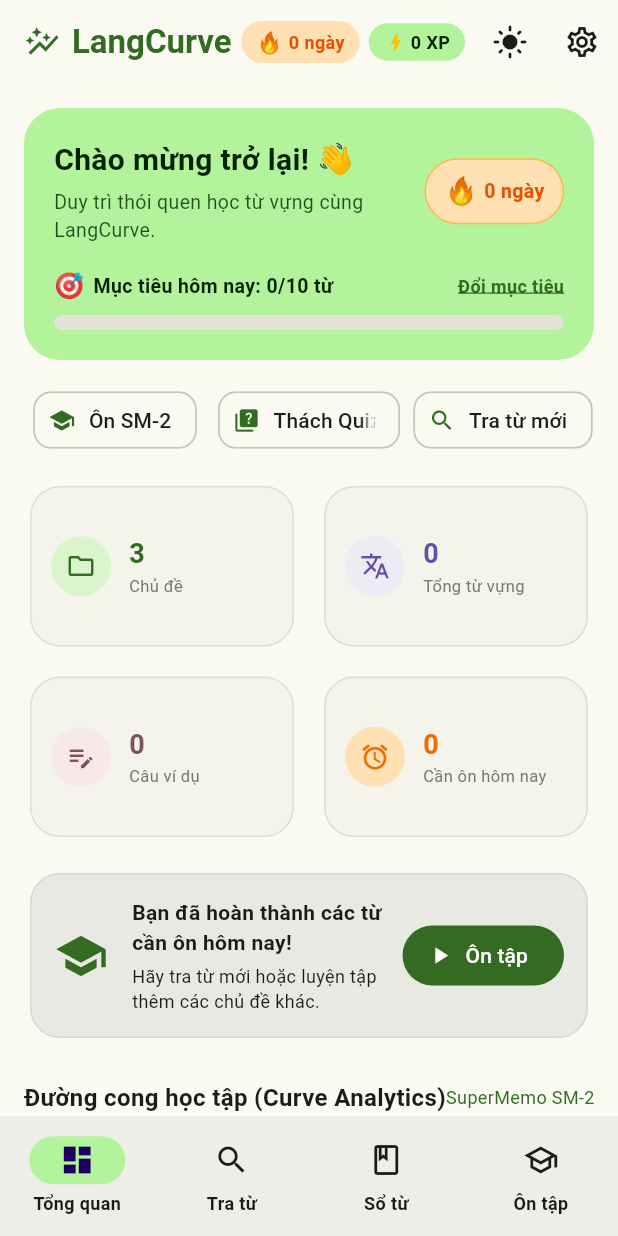
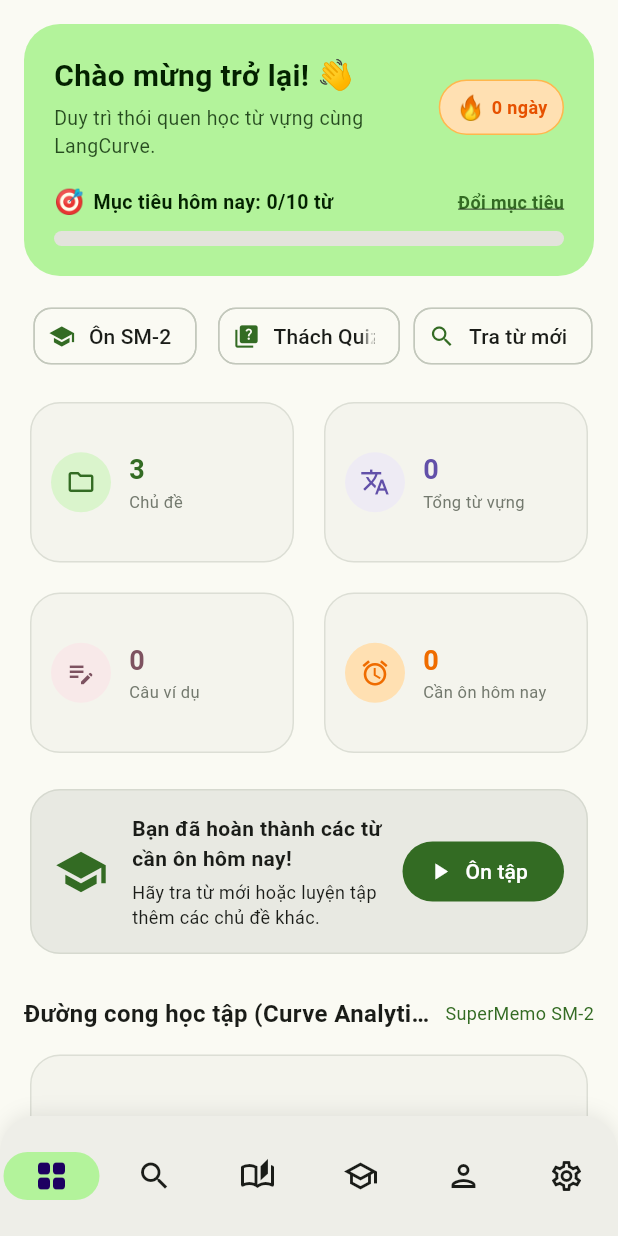
Before and after one commit to novellized/langcurve, a Flutter app: the screen it shows after launch, on a phone screen of 412 x 824 dp. Run offline on Flutter 3.47's test engine with Material 3 defaults, Android fonts, the phone set to English and light mode, and no system bars; our stand-ins replace fl_chart, shared_preferences, sqflite, sqflite_common_ffi; accounts and stored records are empty; network calls fail.

Commit message:
feat(app): redesign navigation layout, dynamic BBC video scraping, and profile integration
- Migrate BBC video sync service to scrape live YouTube channel page and fetch titles via noembed API
- Redesign `AdaptiveHomeScaffold` by removing top `AppBar`, hiding navigation labels, and adding Profile and Settings tabs
- Add `ProfileView` and convert settings dialog into dedicated `SettingsView`
- Improve layout robustness in Dashboard with `Expanded` widgets and `TextOverflow.ellipsis`
- Add empty state handling with reconnect action for the BBC video feed
- Update test database schema and smoke test assertions for `AdaptiveHomeScaffold`

```diff
--- a/lib/modules/dashboard/views/dashboard_view.dart
+++ b/lib/modules/dashboard/views/dashboard_view.dart
@@ -172,6 +172,8 @@
                     const SizedBox(height: 4),
                     Text(
                       'Duy trì thói quen học từ vựng cùng LangCurve.',
+                      maxLines: 2,
+                      overflow: TextOverflow.ellipsis,
                       style: TextStyle(
                         fontSize: 13,
                         color: colorScheme.onPrimaryContainer.withValues(alpha: 0.8),
@@ -180,10 +182,11 @@
                   ],
                 ),
               ),
+              const SizedBox(width: 8),
 
               // Streak Badge
               Container(
-                padding: const EdgeInsets.symmetric(horizontal: 12, vertical: 8),
+                padding: const EdgeInsets.symmetric(horizontal: 10, vertical: 6),
                 decoration: BoxDecoration(
                   color: Colors.orange.shade100,
                   borderRadius: BorderRadius.circular(30),
@@ -192,13 +195,13 @@
                 child: Row(
                   mainAxisSize: MainAxisSize.min,
                   children: [
-                    const Text('🔥', style: TextStyle(fontSize: 18)),
+                    const Text('🔥', style: TextStyle(fontSize: 16)),
                     const SizedBox(width: 4),
                     Text(
                       '$streak ngày',
                       style: TextStyle(
                         fontWeight: FontWeight.bold,
-                        fontSize: 13,
+                        fontSize: 12,
                         color: Colors.orange.shade900,
                       ),
                     ),
@@ -213,19 +216,24 @@
           Row(
             mainAxisAlignment: MainAxisAlignment.spaceBetween,
             children: [
-              Row(
+              Expanded(
+                child: Row(
                   children: [
                     const Text('🎯', style: TextStyle(fontSize: 16)),
                     const SizedBox(width: 6),
-                  Text(
+                    Expanded(
+                      child: Text(
                         'Mục tiêu hôm nay: $todayCount/$dailyGoal từ',
+                        overflow: TextOverflow.ellipsis,
                         style: TextStyle(
                           fontSize: 13,
                           fontWeight: FontWeight.w600,
                           color: colorScheme.onPrimaryContainer,
                         ),
                       ),
+                    ),
                   ],
+                ),
               ),
               InkWell(
                 onTap: _showEditDailyGoalDialog,
@@ -439,14 +447,18 @@
         Row(
           mainAxisAlignment: MainAxisAlignment.spaceBetween,
           children: [
-            Text(
+            Expanded(
+              child: Text(
                 'Đường cong học tập (Curve Analytics)',
+                overflow: TextOverflow.ellipsis,
                 style: TextStyle(
                   fontSize: 16,
                   fontWeight: FontWeight.bold,
                   color: colorScheme.onSurface,
                 ),
               ),
+            ),
+            const SizedBox(width: 8),
             Text(
               'SuperMemo SM-2',
               style: TextStyle(fontSize: 12, color: colorScheme.primary),
@@ -530,21 +542,25 @@
       crossAxisAlignment: CrossAxisAlignment.start,
       children: [
         Row(
-          mainAxisAlignment: MainAxisAlignment.spaceBetween,
           children: [
-            Row(
+            Expanded(
+              child: Row(
                 children: [
                   const Icon(Icons.ondemand_video, size: 20, color: Colors.red),
                   const SizedBox(width: 8),
-                Text(
+                  Expanded(
+                    child: Text(
                       'Bài học BBC Learning English mới nhất',
+                      overflow: TextOverflow.ellipsis,
                       style: TextStyle(
                         fontSize: 16,
                         fontWeight: FontWeight.bold,
                         color: colorScheme.onSurface,
                       ),
                     ),
+                  ),
                 ],
+              ),
             ),
             IconButton(
               icon: const Icon(Icons.refresh, size: 18),
@@ -554,6 +570,28 @@
           ],
         ),
         const SizedBox(height: 12),
+        if (_videos.isEmpty)
+          Card(
+            child: Padding(
+              padding: const EdgeInsets.all(24.0),
+              child: Center(
+                child: Column(
+                  children: [
+                    Icon(Icons.video_library, size: 40, color: colorScheme.outline),
+                    const SizedBox(height: 8),
+                    const Text('Chưa có bài học BBC mới.'),
+                    const SizedBox(height: 8),
+                    OutlinedButton.icon(
+                      icon: const Icon(Icons.refresh, size: 16),
+                      label: const Text('Thử kết nối lại'),
+                      onPressed: () => _loadDashboardData(forceRefreshVideos: true),
+                    ),
+                  ],
+                ),
+              ),
+            ),
+          )
+        else
           ListView.separated(
             shrinkWrap: true,
             physics: const NeverScrollableScrollPhysics(),
--- a/lib/modules/videos/services/bbc_video_sync_service.dart
+++ b/lib/modules/videos/services/bbc_video_sync_service.dart
@@ -2,50 +2,35 @@
 import 'package:http/http.dart' as http;
 import 'package:shared_preferences/shared_preferences.dart';
 import 'package:url_launcher/url_launcher.dart';
-import 'package:xml/xml.dart';
 import '../models/bbc_video_item.dart';
 
 class BbcVideoSyncService {
   final http.Client _client;
   SharedPreferences? _prefs;
 
-  static const String rssUrl =
-      'https://www.youtube.com/feeds/videos.xml?playlist_id=UULFHaHD477h-FeBbVh9Sh7syA';
-
+  static const String _channelPageUrl = 'https://www.youtube.com/@bbclearningenglish/videos';
   static const String _prefCacheKey = 'bbc_videos_cache_json';
   static const String _prefSyncTimeKey = 'bbc_videos_last_sync_time';
   static const Duration syncInterval = Duration(hours: 1);
 
-  static final List<BbcVideoItem> fallbackVideos = [
-    BbcVideoItem(
-      id: 'ut3b9qDHvEQ',
-      title: 'Children in war zones ⏲️ 6 Minute English - BBC Learning English',
-      desc: 'Khoa học từ vựng và chủ đề thời sự qua góc nhìn báo chí từ chương trình 6 Minute English của BBC.',
-    ),
-    BbcVideoItem(
-      id: 'qRsLwL9lJQg',
-      title: 'Social Media & News - BBC Learning English from the News',
-      desc: 'Bản tin tiếng Anh phân tích xu hướng truyền thông với từ vựng chuẩn khung tham chiếu Châu Âu CEFR.',
-    ),
-    BbcVideoItem(
-      id: 'wDFV1sZo1gY',
-      title: 'Beating Speaking Anxiety - BBC Learning English Class',
-      desc: 'Phương pháp vượt qua tâm lý e ngại khi giao tiếp tiếng Anh trực tiếp với giáo viên bản ngữ BBC.',
-    ),
-  ];
+  static const Map<String, String> _headers = {
+    'User-Agent':
+        'Mozilla/5.0 (Windows NT 10.0; Win64; x64) AppleWebKit/537.36 (KHTML, like Gecko) Chrome/120.0.0.0 Safari/537.36',
+    'Accept-Language': 'en-US,en;q=0.9',
+  };
 
-  BbcVideoSyncService({http.Client? client, SharedPreferences? prefs})
-      : _client = client ?? http.Client(),
-        _prefs = prefs;
+  BbcVideoSyncService({http.Client? client, this._prefs})
+      : _client = client ?? http.Client();
 
   Future<SharedPreferences> _getPrefs() async {
-    if (_prefs != null) return _prefs!;
-    _prefs = await SharedPreferences.getInstance();
-    return _prefs!;
+    final currentPrefs = _prefs;
+    if (currentPrefs != null) return currentPrefs;
+    final instance = await SharedPreferences.getInstance();
+    _prefs = instance;
+    return instance;
   }
 
-  /// Fetches BBC Learning English videos with a 1-hour cache policy.
-  /// Automatically re-syncs every 1 hour (or when [forceRefresh] is true).
+  /// Fetches live BBC Learning English videos dynamically with a 1-hour cache policy.
   Future<List<BbcVideoItem>> fetchVideos({bool forceRefresh = false}) async {
     final prefs = await _getPrefs();
 
@@ -71,53 +56,26 @@
       }
     }
 
-    // Fetch fresh RSS feed from YouTube
+    // Live scrape latest video IDs from BBC channel page
     try {
-      final response = await _client.get(Uri.parse(rssUrl)).timeout(const Duration(seconds: 8));
+      final response =
+          await _client.get(Uri.parse(_channelPageUrl), headers: _headers).timeout(const Duration(seconds: 8));
       if (response.statusCode == 200) {
-        final document = XmlDocument.parse(response.body);
-        final entries = document.findAllElements('entry');
+        final html = response.body;
+        final reg = RegExp(r'"videoId":"([a-zA-Z0-9_-]{11})"');
+        final videoIds = reg.allMatches(html).map((m) => m.group(1)!).toSet().toList();
 
         final List<BbcVideoItem> fetchedList = [];
-        for (final entry in entries.take(6)) {
-          final videoIdElem = entry.findElements('yt:videoId');
-          final titleElem = entry.findElements('title');
-          final mediaGroup = entry.findElements('media:group');
-
-          if (videoIdElem.isNotEmpty && titleElem.isNotEmpty) {
-            final id = videoIdElem.first.innerText.trim();
-            final rawTitle = titleElem.first.innerText.trim();
-            final title = _unescapeXml(rawTitle);
-
-            String desc = '';
-            if (mediaGroup.isNotEmpty) {
-              final descElem = mediaGroup.first.findElements('media:description');
-              if (descElem.isNotEmpty) {
-                desc = descElem.first.innerText.trim();
-              }
-            }
-
-            final cleanDesc = desc
-                .split('\n')
-                .first
-                .replaceAll(RegExp(r'http\S+'), '')
-                .trim();
-
-            fetchedList.add(BbcVideoItem(
-              id: id,
-              title: title,
-              desc: cleanDesc.isNotEmpty
-                  ? (cleanDesc.length > 130 ? '${cleanDesc.substring(0, 130)}...' : cleanDesc)
-                  : 'Video bài học tiếng Anh từ kênh BBC Learning English.',
-              publishedAt: entry.findElements('published').isNotEmpty
-                  ? entry.findElements('published').first.innerText
-                  : null,
-            ));
-          }
+        for (final id in videoIds.take(6)) {
+          final title = await _fetchVideoTitle(id);
+          fetchedList.add(BbcVideoItem(
+            id: id,
+            title: title ?? 'BBC Learning English - Bài học mới',
+            desc: 'Video bài học tiếng Anh truyền thông từ BBC Learning English.',
+          ));
         }
 
         if (fetchedList.isNotEmpty) {
-          // Update cache & sync timestamp
           final encoded = jsonEncode(fetchedList.map((e) => e.toMap()).toList());
           await prefs.setString(_prefCacheKey, encoded);
           await prefs.setInt(_prefSyncTimeKey, now.millisecondsSinceEpoch);
@@ -128,7 +86,7 @@
       // Fall through
     }
 
-    // Fallback if network failed: try returning old cache if present
+    // Return cached list if available
     final cachedJson = prefs.getString(_prefCacheKey);
     if (cachedJson != null && cachedJson.isNotEmpty) {
       try {
@@ -141,10 +99,24 @@
       } catch (_) {}
     }
 
-    return fallbackVideos;
+    return [];
   }
 
-  /// Opens video in YouTube App if available, or falls back to Web Browser (e.g. Waydroid browser)
+  Future<String?> _fetchVideoTitle(String videoId) async {
+    try {
+      final url = Uri.parse('https://noembed.com/embed?url=https://www.youtube.com/watch?v=$videoId');
+      final res = await _client.get(url).timeout(const Duration(seconds: 4));
+      if (res.statusCode == 200) {
+        final data = jsonDecode(res.body);
+        if (data is Map && data['title'] != null) {
+          return data['title'].toString();
+        }
+      }
+    } catch (_) {}
+    return null;
+  }
+
+  /// Opens video in YouTube App if available, or falls back to Web Browser
   static Future<bool> openVideo(String videoId) async {
     final cleanId = videoId.trim();
     if (cleanId.isEmpty) return false;
@@ -152,7 +124,6 @@
     final appUri = Uri.parse('vnd.youtube:$cleanId');
     final webUri = Uri.parse('https://www.youtube.com/watch?v=$cleanId');
 
-    // 1. Try YouTube app scheme first
     try {
       if (await canLaunchUrl(appUri)) {
         final launchedApp = await launchUrl(
@@ -163,7 +134,6 @@
       }
     } catch (_) {}
 
-    // 2. Fallback to default external browser (e.g. Waydroid / Chrome browser)
     try {
       final launchedWeb = await launchUrl(
         webUri,
@@ -176,13 +146,4 @@
 
     return false;
   }
-
-  String _unescapeXml(String text) {
-    return text
-        .replaceAll('&amp;', '&')
-        .replaceAll('&lt;', '<')
-        .replaceAll('&gt;', '>')
-        .replaceAll('&#39;', "'")
-        .replaceAll('&quot;', '"');
-  }
 }
--- a/lib/presentation/home_scaffold.dart
+++ b/lib/presentation/home_scaffold.dart
@@ -1,10 +1,10 @@
 import 'package:flutter/material.dart';
-import '../core/theme/theme_controller.dart';
 import '../modules/dashboard/views/dashboard_view.dart';
 import '../modules/dictionary/views/dictionary_view.dart';
 import '../modules/notebook/views/notebook_view.dart';
 import '../modules/practice/views/practice_view.dart';
-import '../modules/backup/views/settings_dialog.dart';
+import '../modules/profile/views/profile_view.dart';
+import '../modules/backup/views/settings_view.dart';
 import '../modules/notebook/repositories/notebook_repository.dart';
 
 class AdaptiveHomeScaffold extends StatefulWidget {
@@ -16,26 +16,8 @@
 
 class _AdaptiveHomeScaffoldState extends State<AdaptiveHomeScaffold> {
   int _selectedTabIndex = 0;
-  int _userXp = 0;
-  int _streakCount = 0;
   int? _practiceTopicId;
   final NotebookRepository _notebookRepo = NotebookRepository();
-
-  @override
-  void initState() {
-    super.initState();
-    _loadProfileData();
-  }
-
-  Future<void> _loadProfileData() async {
-    final profile = await _notebookRepo.getUserProfile();
-    if (mounted) {
-      setState(() {
-        _userXp = profile['xp'] as int;
-        _streakCount = profile['streak_count'] as int;
-      });
-    }
-  }
 
   void _navigateToTab(int index, {int? topicId}) {
     setState(() {
@@ -44,7 +26,6 @@
         _practiceTopicId = topicId;
       }
     });
-    _loadProfileData();
   }
 
   @override
@@ -57,125 +38,50 @@
       const DictionaryView(),
       NotebookView(onPracticeTopic: (id) => _navigateToTab(3, topicId: id)),
       PracticeView(initialTopicId: _practiceTopicId),
+      ProfileView(onNavigate: _navigateToTab),
+      SettingsView(onDataChanged: () => setState(() {})),
     ];
 
     return Scaffold(
-      appBar: AppBar(
-        title: Row(
-          children: [
-            Icon(Icons.auto_graph, color: colorScheme.primary),
-            const SizedBox(width: 8),
-            Text(
-              'LangCurve',
-              style: TextStyle(
-                fontWeight: FontWeight.bold,
-                color: colorScheme.primary,
-              ),
-            ),
-          ],
-        ),
-        actions: [
-          // Daily Streak Chip
-          Container(
-            padding: const EdgeInsets.symmetric(horizontal: 10, vertical: 4),
-            margin: const EdgeInsets.only(right: 6),
-            decoration: BoxDecoration(
-              color: Colors.orange.shade100,
-              borderRadius: BorderRadius.circular(20),
-            ),
-            child: Row(
-              mainAxisSize: MainAxisSize.min,
-              children: [
-                const Text('🔥', style: TextStyle(fontSize: 14)),
-                const SizedBox(width: 4),
-                Text(
-                  '$_streakCount ngày',
-                  style: TextStyle(
-                    fontSize: 12,
-                    fontWeight: FontWeight.bold,
-                    color: Colors.orange.shade900,
-                  ),
-                ),
-              ],
-            ),
-          ),
-
-          // XP Chip
-          Container(
-            padding: const EdgeInsets.symmetric(horizontal: 10, vertical: 4),
-            margin: const EdgeInsets.only(right: 6),
-            decoration: BoxDecoration(
-              color: colorScheme.primaryContainer,
-              borderRadius: BorderRadius.circular(20),
-            ),
-            child: Row(
-              mainAxisSize: MainAxisSize.min,
-              children: [
-                const Icon(Icons.bolt, color: Colors.amber, size: 16),
-                const SizedBox(width: 2),
-                Text(
-                  '$_userXp XP',
-                  style: TextStyle(
-                    fontSize: 12,
-                    fontWeight: FontWeight.bold,
-                    color: colorScheme.onPrimaryContainer,
-                  ),
-                ),
-              ],
-            ),
-          ),
-
-          // Theme Toggle Button
-          IconButton(
-            icon: Icon(
-              ThemeController.instance.isDarkMode ? Icons.dark_mode : Icons.light_mode,
-            ),
-            tooltip: 'Chuyển đổi giao diện sáng/tối',
-            onPressed: () {
-              ThemeController.instance.toggleTheme();
-            },
-          ),
-
-          // Settings Button
-          IconButton(
-            icon: const Icon(Icons.settings_outlined),
-            tooltip: 'Cài đặt & Sao lưu',
-            onPressed: () {
-              showDialog(
-                context: context,
-                builder: (_) => SettingsDialog(onDataChanged: _loadProfileData),
-              );
-            },
-          ),
-        ],
-      ),
-      body: isDesktopOrTablet
+      appBar: null, // Removed top AppBar per user specification
+      body: SafeArea(
+        child: isDesktopOrTablet
             ? Row(
                 children: [
                   NavigationRail(
                     selectedIndex: _selectedTabIndex,
                     onDestinationSelected: (idx) => _navigateToTab(idx),
-                  labelType: NavigationRailLabelType.all,
+                    labelType: NavigationRailLabelType.none, // Hide labels
                     destinations: const [
                       NavigationRailDestination(
-                      icon: Icon(Icons.dashboard_outlined),
-                      selectedIcon: Icon(Icons.dashboard),
-                      label: Text('Tổng quan'),
+                        icon: Icon(Icons.grid_view_outlined),
+                        selectedIcon: Icon(Icons.grid_view_rounded),
+                        label: Text(''),
                       ),
                       NavigationRailDestination(
-                      icon: Icon(Icons.search),
+                        icon: Icon(Icons.search_outlined),
                         selectedIcon: Icon(Icons.search_rounded),
-                      label: Text('Tra từ'),
+                        label: Text(''),
                       ),
                       NavigationRailDestination(
-                      icon: Icon(Icons.book_outlined),
-                      selectedIcon: Icon(Icons.book),
-                      label: Text('Sổ từ'),
+                        icon: Icon(Icons.auto_stories_outlined),
+                        selectedIcon: Icon(Icons.auto_stories_rounded),
+                        label: Text(''),
                       ),
                       NavigationRailDestination(
                         icon: Icon(Icons.school_outlined),
-                      selectedIcon: Icon(Icons.school),
-                      label: Text('Ôn tập'),
+                        selectedIcon: Icon(Icons.school_rounded),
+                        label: Text(''),
+                      ),
+                      NavigationRailDestination(
+                        icon: Icon(Icons.person_outlined),
+                        selectedIcon: Icon(Icons.person_rounded),
+                        label: Text(''),
+                      ),
+                      NavigationRailDestination(
+                        icon: Icon(Icons.settings_outlined),
+                        selectedIcon: Icon(Icons.settings_rounded),
+                        label: Text(''),
                       ),
                     ],
                   ),
@@ -184,33 +90,60 @@
                 ],
               )
             : pages[_selectedTabIndex],
+      ),
       bottomNavigationBar: isDesktopOrTablet
           ? null
-          : NavigationBar(
+          : Container(
+              decoration: BoxDecoration(
+                borderRadius: const BorderRadius.vertical(top: Radius.circular(24)),
+                boxShadow: [
+                  BoxShadow(
+                    color: Colors.black.withValues(alpha: 0.08),
+                    blurRadius: 10,
+                    offset: const Offset(0, -2),
+                  ),
+                ],
+              ),
+              child: ClipRRect(
+                borderRadius: const BorderRadius.vertical(top: Radius.circular(24)),
+                child: NavigationBar(
                   selectedIndex: _selectedTabIndex,
                   onDestinationSelected: (idx) => _navigateToTab(idx),
+                  labelBehavior: NavigationDestinationLabelBehavior.alwaysHide, // Hide labels
                   destinations: const [
                     NavigationDestination(
-                  icon: Icon(Icons.dashboard_outlined),
-                  selectedIcon: Icon(Icons.dashboard),
-                  label: 'Tổng quan',
+                      icon: Icon(Icons.grid_view_outlined),
+                      selectedIcon: Icon(Icons.grid_view_rounded),
+                      label: '',
                     ),
                     NavigationDestination(
-                  icon: Icon(Icons.search),
+                      icon: Icon(Icons.search_outlined),
                       selectedIcon: Icon(Icons.search_rounded),
-                  label: 'Tra từ',
+                      label: '',
                     ),
                     NavigationDestination(
-                  icon: Icon(Icons.book_outlined),
-                  selectedIcon: Icon(Icons.book),
-                  label: 'Sổ từ',
+                      icon: Icon(Icons.auto_stories_outlined),
+                      selectedIcon: Icon(Icons.auto_stories_rounded),
+                      label: '',
                     ),
                     NavigationDestination(
                       icon: Icon(Icons.school_outlined),
-                  selectedIcon: Icon(Icons.school),
-                  label: 'Ôn tập',
+                      selectedIcon: Icon(Icons.school_rounded),
+                      label: '',
+                    ),
+                    NavigationDestination(
+                      icon: Icon(Icons.person_outlined),
+                      selectedIcon: Icon(Icons.person_rounded),
+                      label: '',
+                    ),
+                    NavigationDestination(
+                      icon: Icon(Icons.settings_outlined),
+                      selectedIcon: Icon(Icons.settings_rounded),
+                      label: '',
                     ),
                   ],
+                ),
+              ),
             ),
     );
   }
```
Also changed, not shown: 1 other file. Lines whose indentation alone changed are shown as unchanged.
